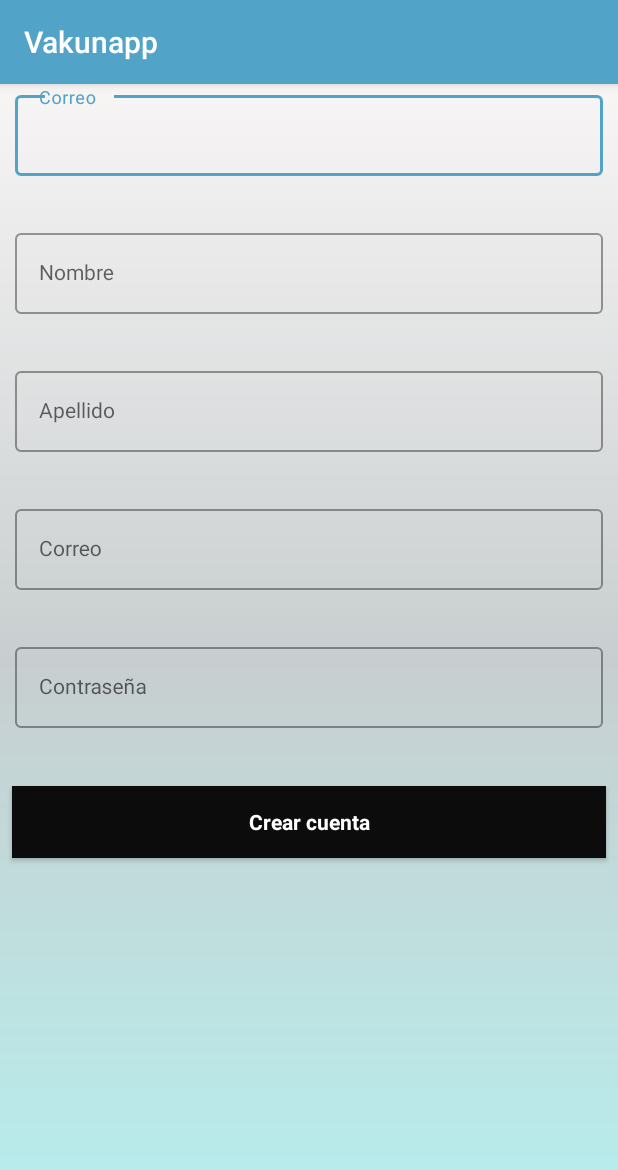
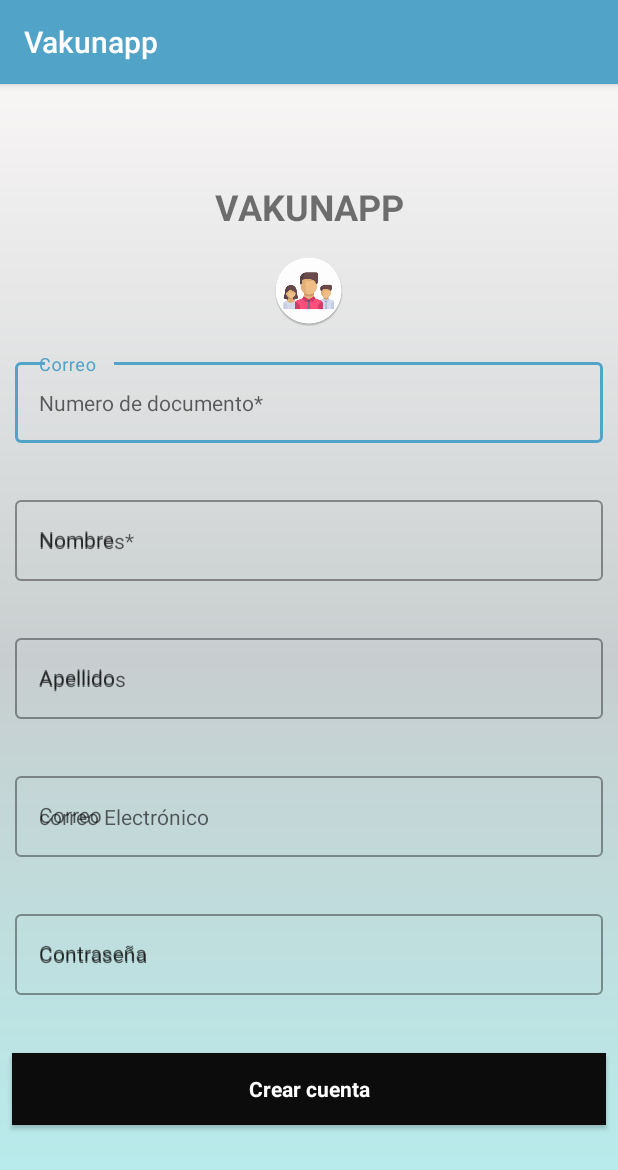
Before and after one commit to JhonStalingUnad/GestionDeVacunas, an Android app: the RegistrarActivity screen opened directly, with no data from a screen before it, on a phone screen of 412 x 824 dp. Shown: the top 1170 px of the screen. Run offline under Robolectric (Android 15) with nearby library versions, the phone set to English and light mode, and no system bars; our stand-ins replace Firebase (no records; nobody signed in at launch, a user with empty details on screens opened directly); libraries missing offline, so code that uses them is left out: com.gestion_de_vacunas.

Commit message:
Ajuste Activity Registrar

```diff
--- a/app/src/main/res/layout/activity_form_registrar.xml
+++ b/app/src/main/res/layout/activity_form_registrar.xml
@@ -1,15 +1,39 @@
 <?xml version="1.0" encoding="utf-8"?>
-<ScrollView xmlns:android="http://schemas.android.com/apk/res/android"
+<androidx.constraintlayout.widget.ConstraintLayout xmlns:android="http://schemas.android.com/apk/res/android"
+    xmlns:app="http://schemas.android.com/apk/res-auto"
     android:layout_width="match_parent"
     android:layout_height="match_parent"
     android:fillViewport="true">
 
-    <LinearLayout xmlns:android="http://schemas.android.com/apk/res/android"
-        xmlns:app="http://schemas.android.com/apk/res-auto"
-        android:orientation="vertical"
+    <LinearLayout
         android:layout_width="match_parent"
         android:layout_height="match_parent"
-        android:background="@drawable/color_aplicacion">
+        android:background="@drawable/color_aplicacion"
+        android:gravity="center"
+        android:orientation="vertical"
+        app:layout_constraintBottom_toBottomOf="parent"
+        app:layout_constraintEnd_toEndOf="parent"
+        app:layout_constraintStart_toStartOf="parent"
+        app:layout_constraintTop_toTopOf="parent">
+
+        <androidx.appcompat.widget.AppCompatTextView
+            android:id="@+id/tvTituloAplicacion"
+            android:layout_width="match_parent"
+            android:layout_height="wrap_content"
+            android:paddingBottom="@dimen/margen_default"
+            android:text="@string/app_text"
+            android:textAlignment="center"
+            android:textStyle="bold"
+            android:textSize="@dimen/texto_mediano"/>
+
+        <androidx.appcompat.widget.AppCompatImageView
+            android:id="@+id/imagenAutenticacion"
+            android:layout_width="match_parent"
+            android:layout_height="wrap_content"
+            android:paddingBottom="@dimen/margen_default"
+            app:srcCompat="@mipmap/ic_usuarios" />
+
+
 
         <com.google.android.material.textfield.TextInputLayout
             style="@style/viewCustomParent"
@@ -18,8 +42,9 @@
 
             <com.google.android.material.textfield.TextInputEditText
                 android:id="@+id/etEmail"
+                android:hint="Numero de documento*"
                 style="@style/viewCustom"
-                android:inputType="textEmailAddress"/>
+                android:inputType="textEmailAddress" />
 
         </com.google.android.material.textfield.TextInputLayout>
 
@@ -32,7 +57,8 @@
             <com.google.android.material.textfield.TextInputEditText
                 android:id="@+id/txtName"
                 style="@style/viewCustom"
-                android:inputType="textPersonName"/>
+                android:hint="Nombres*"
+                android:inputType="textPersonName" />
 
         </com.google.android.material.textfield.TextInputLayout>
 
@@ -45,7 +71,8 @@
             <com.google.android.material.textfield.TextInputEditText
                 android:id="@+id/txtLastName"
                 style="@style/viewCustom"
-                android:inputType="textPersonName"/>
+                android:hint="Apellidos"
+                android:inputType="textPersonName" />
 
         </com.google.android.material.textfield.TextInputLayout>
 
@@ -57,8 +84,9 @@
 
             <com.google.android.material.textfield.TextInputEditText
                 android:id="@+id/txtEmail"
+                android:hint="correo Electrónico"
                 style="@style/viewCustom"
-                android:inputType="textEmailAddress"/>
+                android:inputType="textEmailAddress" />
 
         </com.google.android.material.textfield.TextInputLayout>
 
@@ -70,15 +98,16 @@
 
             <com.google.android.material.textfield.TextInputEditText
                 android:id="@+id/txtPassword"
+                android:hint="Contraseña"
                 style="@style/viewCustom"
-                android:inputType="textPassword"/>
+                android:inputType="textPassword" />
 
         </com.google.android.material.textfield.TextInputLayout>
 
         <Button
             style="@style/viewCustom"
+            android:background="@color/colorAccent"
             android:onClick="register"
-            android:background="@color/colorAccent"
             android:text="@string/createAct"
             android:textColor="@android:color/white"
             android:textStyle="bold" />
@@ -86,4 +115,4 @@
 
     </LinearLayout>
 
-</ScrollView>
+</androidx.constraintlayout.widget.ConstraintLayout>
```
